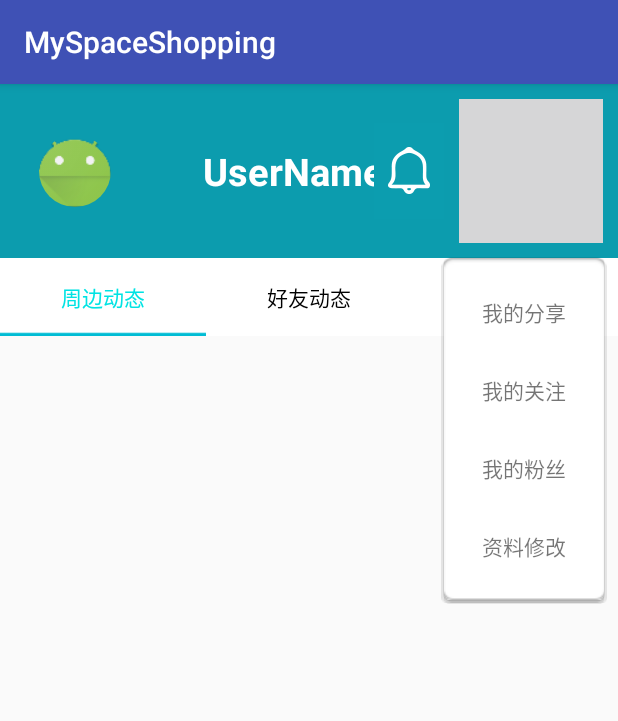
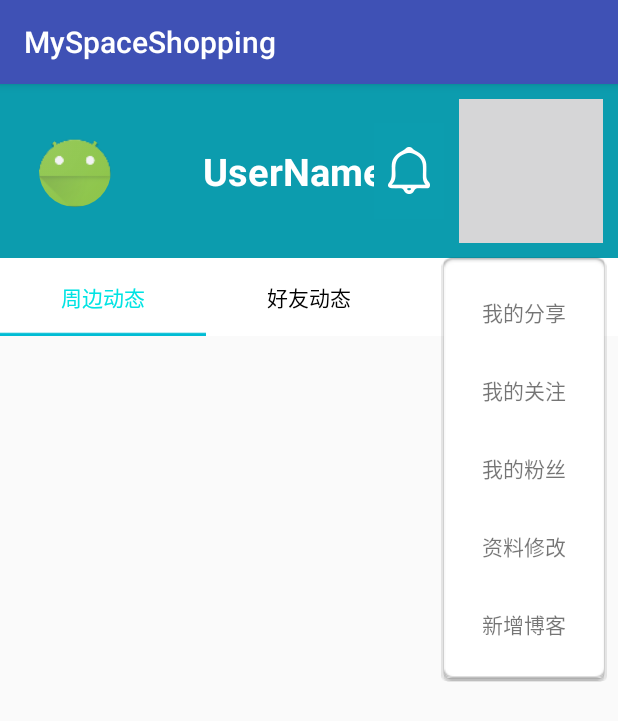
Before and after one commit to glhfgg/MySpaceShopping, an Android app: the fragment JuMainFragment shown on its own in the app's theme, after a tap on an icon or button, on a phone screen of 412 x 824 dp. Shown: the top 721 px of the screen. Run offline under Robolectric (Android 15) with nearby library versions, the phone set to English and light mode, and no system bars; our stand-ins replace CircleImageView, Picasso; libraries missing offline, so code that uses them is left out: cn.bmob.v3, com.handmark.pulltorefresh; plain views replace PullToRefreshListView; pictures from the network do not load; 18 statements that could not run were skipped.

Commit message:
New changelist

```diff
--- a/app/src/main/java/com/jhy/myspaceshopping/myspaceshopping/activity/JuUploadImgActivity.java
+++ b/app/src/main/java/com/jhy/myspaceshopping/myspaceshopping/activity/JuUploadImgActivity.java
@@ -56,7 +56,6 @@ public class JuUploadImgActivity extends Activity {
         img = (ImageView) findViewById(R.id.ju_upload_img);
         back = (ImageView) findViewById(R.id.ju_upload_back);
         enter = (TextView) findViewById(R.id.ju_upload_enter);
-
 
         img.setOnClickListener(Click);
         back.setOnClickListener(Click);
--- a/app/src/main/java/com/jhy/myspaceshopping/myspaceshopping/fragment/JuMainFragment.java
+++ b/app/src/main/java/com/jhy/myspaceshopping/myspaceshopping/fragment/JuMainFragment.java
@@ -62,6 +62,7 @@ public class JuMainFragment extends Fragment {
     TextView share;   //我的分享
     TextView fans;    //我的粉丝
     TextView likes;   //我的关注
+    TextView post;
 
     String s ;   // Bmob 上传图片的URL
     String t;
@@ -89,7 +90,7 @@ public class JuMainFragment extends Fragment {
         user = BmobUser.getCurrentUser(this.getActivity(), MyUser.class);
 
         if(user == null){
-        }else{  name.setText(user.getPersonname()+"  +");}
+        }else{  name.setText(user.getPersonname());}
 
         searchImg();
         setPopuWindow();
@@ -102,7 +103,7 @@ public class JuMainFragment extends Fragment {
     public void onResume() {
         super.onResume();
         MyUser   user = BmobUser.getCurrentUser(this.getActivity(), MyUser.class);
-        name.setText(user.getPersonname()+"  +");
+        name.setText(user.getPersonname());
         if(user.getIcon() != null){
             Picasso.with(this.getActivity()).load("http://file.bmob.cn/"+user.getIcon().getUrl().toString()).into(img);
         }
@@ -158,7 +159,9 @@ public class JuMainFragment extends Fragment {
         share = (TextView) popu.findViewById(R.id.ju_more_myshare);   //我的分享
         fans = (TextView) popu.findViewById(R.id.ju_more_myfans);    //我的粉丝
         likes = (TextView) popu.findViewById(R.id.ju_more_myfocus);   //我的关注
+        post = (TextView) popu.findViewById(R.id.ju_more_createpost);
 
+        post.setOnClickListener(modifyClick);
         modify.setOnClickListener(modifyClick);
         share.setOnClickListener(modifyClick);
         fans.setOnClickListener(modifyClick);
@@ -256,6 +259,11 @@ public class JuMainFragment extends Fragment {
                      intent = new Intent(getActivity(), JuMyShareActivity.class);
                     startActivity(intent);
                     break;
+
+                case R.id.ju_more_createpost:
+                    intent = new Intent(getActivity(),JuCreatePostActivity.class);
+                    startActivity(intent);
+
             }
         }
     };
--- a/app/src/main/res/layout/activity_ju_upload.xml
+++ b/app/src/main/res/layout/activity_ju_upload.xml
@@ -31,7 +31,7 @@
          android:textStyle="bold"
         android:layout_margin="5dp"
         android:background="@drawable/ju_main_selecter"
-        android:textSize="17sp"
+        android:textSize="15sp"
         android:textColor="#17b9e6"
         android:layout_centerHorizontal="true"
         android:padding="10dp"
--- a/app/src/main/res/layout/item_ju_friends.xml
+++ b/app/src/main/res/layout/item_ju_friends.xml
@@ -102,7 +102,6 @@
             android:layout_height="wrap_content"
             android:layout_weight="1"
             android:text="评论"
-            android:clickable="true"
             android:drawableLeft="@mipmap/pinglun2"
             android:paddingTop="15dp"
             android:paddingBottom="15dp"
--- a/app/src/main/res/layout/item_ju_main_popu.xml
+++ b/app/src/main/res/layout/item_ju_main_popu.xml
@@ -38,5 +38,12 @@
         android:padding="15dp"
         />
 
+    <TextView
+        android:id="@+id/ju_more_createpost"
+        android:layout_height="wrap_content"
+        android:layout_width="wrap_content"
+        android:text="新增博客"
+        android:padding="15dp"
+        />
 
 </LinearLayout>
```
Also changed, not shown: app/src/main/java/com/jhy/myspaceshopping/myspaceshopping/activity/JuCommentActivity.java (+9 -5 lines), app/src/main/java/com/jhy/myspaceshopping/myspaceshopping/activity/JuCreatePostActivity.java (+1 -11 lines), app/src/main/java/com/jhy/myspaceshopping/myspaceshopping/adapter/JuFriendsAdapter.java (+31 -7 lines), app/src/main/java/com/jhy/myspaceshopping/myspaceshopping/fragment/JuFriendsFragment.java (+1 -46 lines).
